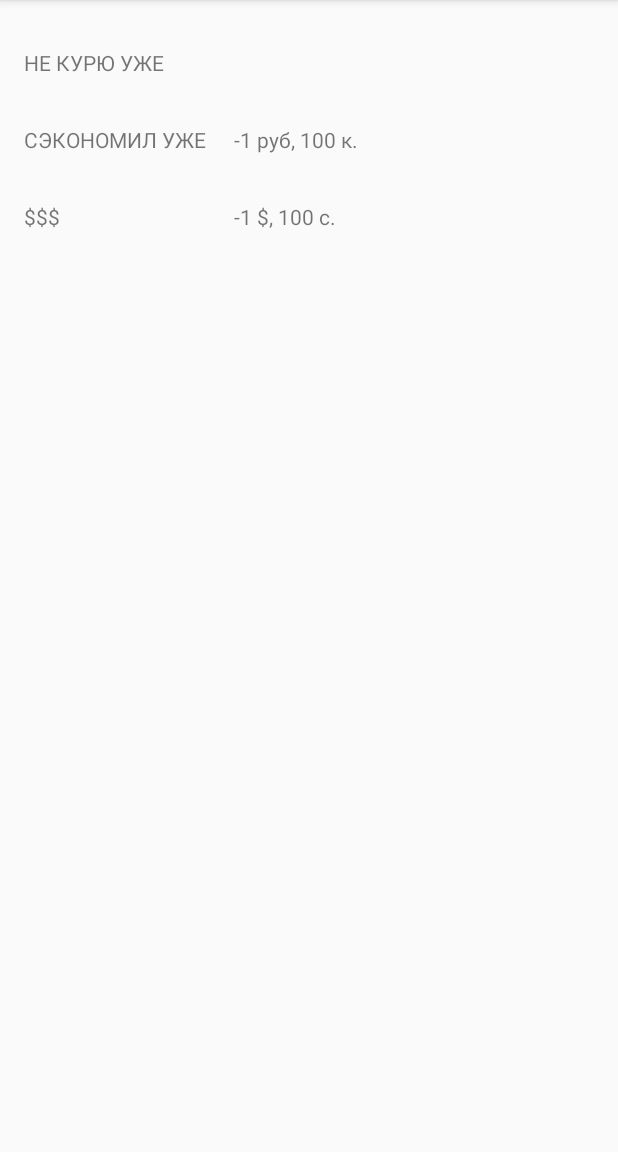
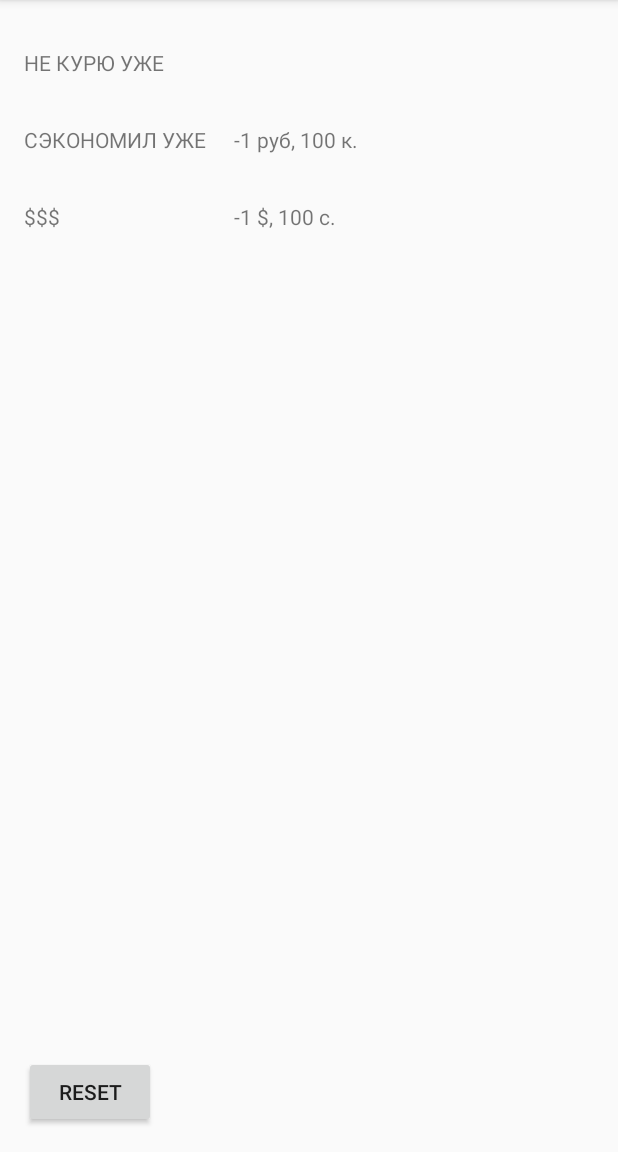
Before and after one commit to Undrown/NoSmoking, an Android app: the screen it shows after launch (MainActivity), on a phone screen of 412 x 824 dp, the part 84-1236 px from its top. Run offline under Robolectric (Android 15) with nearby library versions, the light colour scheme and no system bars.

Commit message:
reset can be done with button. w/o reset, app uses current time

```diff
--- a/app/src/main/java/com/undrown/nosmoking/MainActivity.kt
+++ b/app/src/main/java/com/undrown/nosmoking/MainActivity.kt
@@ -28,12 +28,13 @@ class MainActivity : AppCompatActivity() {
             }
         }
         resetButton.setOnClickListener {
+            //TODO promt YES/NO
             with(this.getPreferences(Context.MODE_PRIVATE).edit()){
                 putLong("com.undrown.nosmoking.timestart", Date().time)
                 apply()
             }
             timeStart = this.getPreferences(Context.MODE_PRIVATE).getLong("com.undrown.nosmoking.timestart", Date().time)
         }
-        resetButton.isVisible = false
+        //resetButton.isVisible = false
     }
 }
--- a/app/src/main/java/com/undrown/nosmoking/MoneySavedFormat.kt
+++ b/app/src/main/java/com/undrown/nosmoking/MoneySavedFormat.kt
@@ -9,10 +9,10 @@ class MoneySavedFormat(timeStart:Long, timeCur:Long) {
     private val rubSavedPerSec = rubSavedPerDay/secInDay            //экономия в секунду
     private val rubSaved = rubSavedPerSec * secDelta
     private val usdSaved = (rubSaved/16.5f)
-    val rub = if(rubSaved - rubSaved.roundToInt() > 0)rubSaved.roundToInt() else rubSaved.roundToInt() - 1
-    val kop = ((rubSaved - rub)*100).roundToInt()
-    val usd = if(usdSaved - usdSaved.roundToInt() > 0)usdSaved.roundToInt() else usdSaved.roundToInt() - 1
-    val cent = ((usdSaved - usd)*100).roundToInt()
+    private val rub = if(rubSaved - rubSaved.roundToInt() > 0)rubSaved.roundToInt() else rubSaved.roundToInt() - 1
+    private val kop = ((rubSaved - rub)*100).roundToInt()
+    private val usd = if(usdSaved - usdSaved.roundToInt() > 0)usdSaved.roundToInt() else usdSaved.roundToInt() - 1
+    private val cent = ((usdSaved - usd)*100).roundToInt()
     val vRub = "$rub руб, $kop к."
     val vUSD = "$usd $, $cent c."
 }
```
